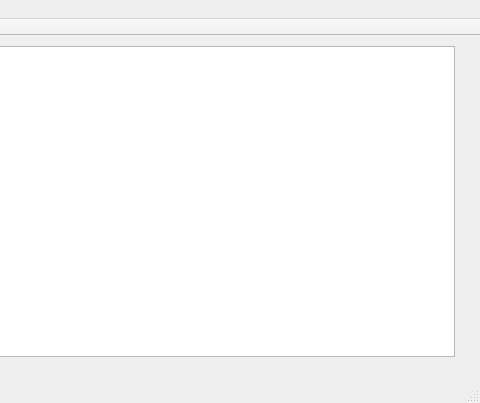
This is utils/ShapesDemo/forms/mainwindow.ui in eProsima/Fast-DDS as Qt 5 draws it before an edit; both pictures show x 446 to 926 and y 0 to 403 of the 926 by 403 pixel window. The edited form follows.
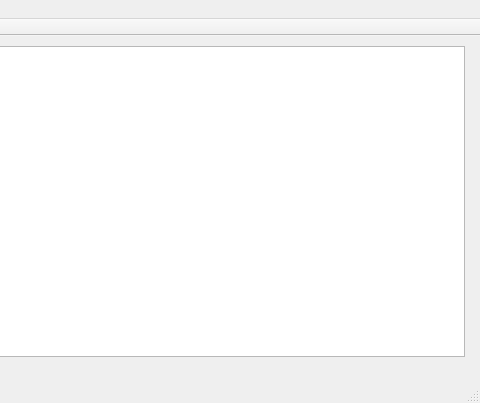
This is the edited form. Custom widgets are drawn as their Qt base class.

Commit message: Improved pubsub table

What changed in the file:
```diff
--- a/utils/ShapesDemo/forms/mainwindow.ui
+++ b/utils/ShapesDemo/forms/mainwindow.ui
@@ -55,12 +55,17 @@
      <rect>
       <x>300</x>
       <y>10</y>
-      <width>601</width>
+      <width>611</width>
       <height>311</height>
      </rect>
     </property>
+    <property name="font">
+     <font>
+      <pointsize>9</pointsize>
+     </font>
+    </property>
     <property name="horizontalScrollBarPolicy">
-     <enum>Qt::ScrollBarAlwaysOff</enum>
+     <enum>Qt::ScrollBarAsNeeded</enum>
     </property>
     <property name="sizeAdjustPolicy">
      <enum>QAbstractScrollArea::AdjustToContents</enum>
```
The commit also changes 1 other file.
